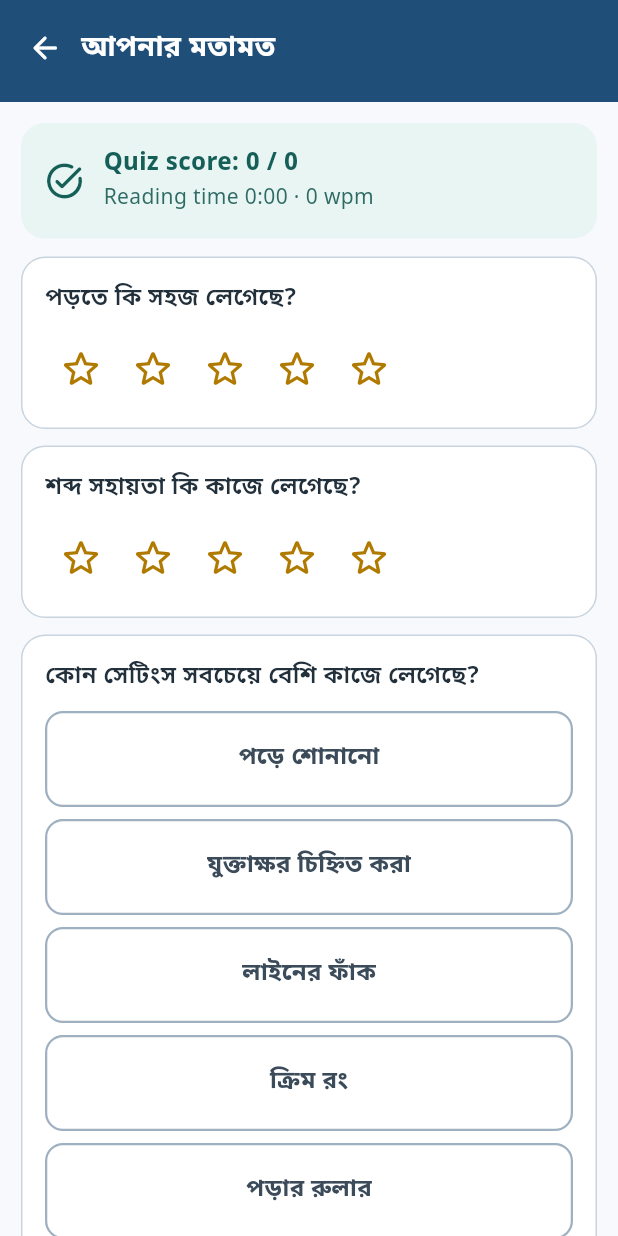
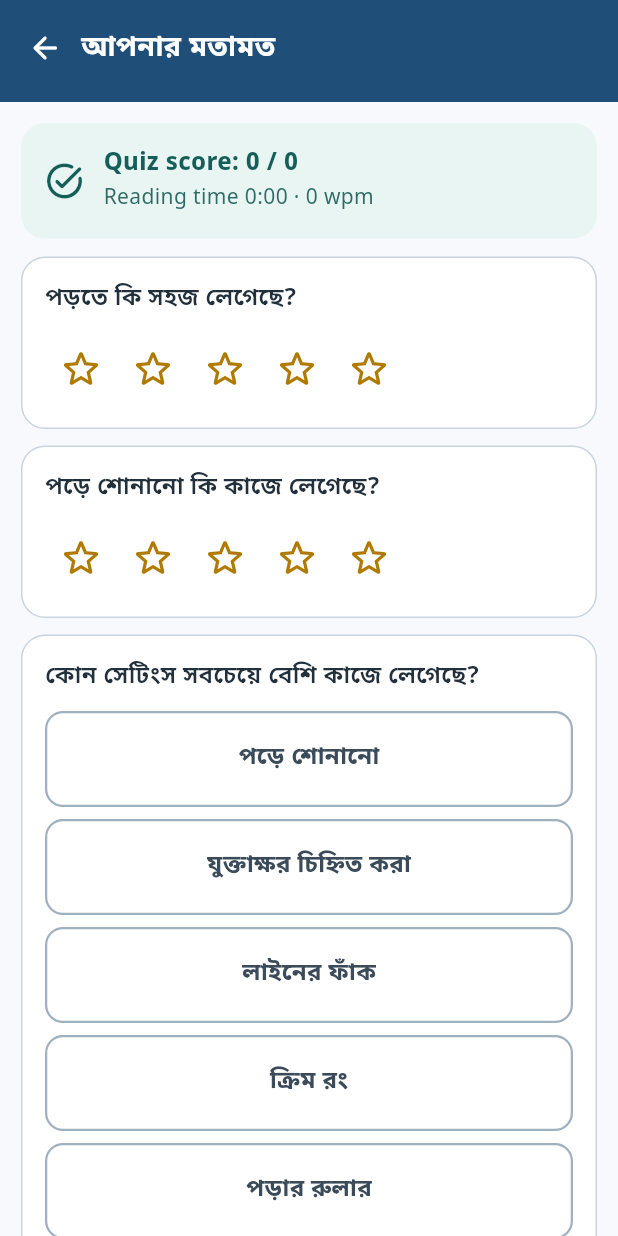
Before and after one commit to Ramisa-16/shohojpath, a Flutter app: the FeedbackScreen screen opened directly with empty values, on a phone screen of 412 x 824 dp. Run offline on Flutter 3.47's test engine with Material 3 defaults, Android fonts, the phone set to English and light mode, and no system bars; our stand-ins replace connectivity_plus, flutter_secure_storage, flutter_tts, share_plus, sqflite; accounts and stored records are empty; network calls fail.

Commit message:
Show story names, restore the therapist navbar, and use one word for read-aloud
The session lists showed "aesop_21104" where the story's name belongs. The
app resolved titles against the bundled sample passages, which have not
contained the Aesop set since it replaced them, so every row fell through
to the raw slug. The server now sends passage_title with each session,
resolved from the passage table in one query per request rather than one
per row. A retired passage still falls back to its slug: a session
outlives the material it names, and the slug is at least truthful.

The therapist bottom bar was on Dashboard and Profile but missing from
Reader detail, Add reader, Assign passages and All readers — so the navbar
vanished on four of six screens. The reader side already keeps its bar on
pushed screens; the therapist side now matches.

Read-aloud had three Bangla names: শব্দ সহায়তা on the quiz strip,
পড়ে শোনানো in settings, and শব্দ বন্ধ on the session list — which reads
as "word stopped" as much as "audio off". It is পড়ে শোনানো everywhere
now, and a test fails if the other names come back. Three names for one
feature is indistinguishable from three features.

Also fixes an English string the guard test cannot see: its pattern skips
literals containing $, so an interpolated "Another therapist added $name
first." survived the sweep.

110 Django tests, 168 Flutter tests.

```diff
--- a/lib/l10n/app_strings.dart
+++ b/lib/l10n/app_strings.dart
@@ -122,9 +122,9 @@ class AppStrings {
       _s('পড়ার সময় নেওয়া হয়েছে', 'Reading time recorded');
   String get readingCondition => _s('পড়ার অবস্থা', 'Reading condition');
   String get audioOn =>
-      _s('শব্দ সহায়তা: এই গল্পে চালু ছিল', 'Audio support: ON during this passage');
+      _s('এই গল্পে পড়ে শোনানো চালু ছিল', 'Audio support: ON during this passage');
   String get audioOff =>
-      _s('শব্দ সহায়তা: এই গল্পে বন্ধ ছিল', 'Audio support: OFF during this passage');
+      _s('এই গল্পে পড়ে শোনানো বন্ধ ছিল', 'Audio support: OFF during this passage');
 
   /// Read by a child at the moment they find out they were wrong, so it says
   /// what to look at rather than scolding — and never names a colour, which
@@ -156,7 +156,7 @@ class AppStrings {
   String get readingStatistics => _s('পড়ার পরিসংখ্যান', 'Reading Statistics');
   String get readingSpeed => _s('পড়ার গতি', 'Reading speed');
   String get comprehensionPercent => _s('বোঝাপড়া', 'Comprehension');
-  String get readAloudUsed => _s('শব্দ সহায়তা ব্যবহার', 'Read aloud used');
+  String get readAloudUsed => _s('পড়ে শোনানো ব্যবহার', 'Read aloud used');
   String get averageSession => _s('গড় সময়', 'Average session');
   String get sessionsLogged => _s('মোট পড়া', 'Sessions logged');
   String get passagesRead => _s('পড়া গল্প', 'Passages read');
@@ -373,8 +373,8 @@ class AppStrings {
         'এই পাঠক এখনও কোনো পড়া শেষ করেননি।',
         'This reader has not completed a session yet.',
       );
-  String get readAloudLabel => _s('শব্দ সহায়তা', 'Read aloud');
-  String get noAudio => _s('শব্দ ছাড়া', 'No audio');
+  String get readAloudLabel => _s('পড়ে শোনানো', 'Read aloud');
+  String get noAudio => _s('পড়ে শোনানো হয়নি', 'No audio');
   String get readAgain => _s('আবার পড়ুন', 'Read again');
   String get today => _s('আজ', 'Today');
   String get yesterday => _s('গতকাল', 'Yesterday');
@@ -390,7 +390,7 @@ class AppStrings {
       _s('কুইজ ফল: $score / $total', 'Quiz score: $score / $total');
   String get wasReadingEasy => _s('পড়তে কি সহজ লেগেছে?', 'Was the reading easy?');
   String get didReadAloudHelp =>
-      _s('শব্দ সহায়তা কি কাজে লেগেছে?', 'Did read aloud help?');
+      _s('পড়ে শোনানো কি কাজে লেগেছে?', 'Did read aloud help?');
   String get whichSettingsHelped =>
       _s('কোন সেটিংস সবচেয়ে বেশি কাজে লেগেছে?', 'Which settings helped most?');
   String get anySuggestions => _s('কিছু বলার আছে?', 'Any suggestions?');
@@ -589,7 +589,7 @@ class AppStrings {
   // ---- Reading settings captions -----------------------------------------
 
   String get captionAudioSupport => _s(
-        'ডিসলেক্সিয়া মূলত ধ্বনি চেনার অসুবিধা। শব্দ সহায়তা সরাসরি সেখানেই '
+        'ডিসলেক্সিয়া মূলত ধ্বনি চেনার অসুবিধা। পড়ে শোনানো সরাসরি সেখানেই '
             'কাজ করে।',
         'Dyslexia is a phonological difficulty. Audio support addresses it '
             'directly.',
@@ -625,7 +625,7 @@ class AppStrings {
         'Baseline — no reading aids, the study control.',
       );
   String get profileDescRecommended => _s(
-        'গবেষণা-ভিত্তিক: শব্দ সহায়তা, বেশি ফাঁক, ক্রিম পটভূমি।',
+        'গবেষণা-ভিত্তিক: পড়ে শোনানো, বেশি ফাঁক, ক্রিম পটভূমি।',
         'Evidence-based: audio, spacing, cream background.',
       );
   String get profileDescCustom => _s(
@@ -675,15 +675,15 @@ class AppStrings {
   String get totalWordsRead => _s('মোট পড়া শব্দ', 'Total words read');
   String get totalReadingTime => _s('মোট পড়ার সময়', 'Total reading time');
   String get comprehensionAverage => _s('বোঝাপড়ার গড়', 'Comprehension average');
-  String get readAloudUsage => _s('শব্দ সহায়তা ব্যবহার', 'Read-aloud usage');
+  String get readAloudUsage => _s('পড়ে শোনানো ব্যবহার', 'Read-aloud usage');
   String get assignPassages => _s('গল্প ঠিক করে দিন', 'Assign passages');
   String get assignPassagesTitle => _s('গল্প ঠিক করুন', 'Assign Passages');
   String get noSessionsLogged => _s('এখনও কোনো পড়া নেই।', 'No sessions logged yet.');
   String get noNotesYet => _s('এখনও কোনো নোট নেই।', 'No notes yet.');
   String get settingsActuallyUsed =>
       _s('আসলে যে সেটিংস ব্যবহার হয়েছে', 'Settings actually used');
-  String get audioOnShort => _s('শব্দ চালু', 'Audio on');
-  String get audioOffShort => _s('শব্দ বন্ধ', 'Audio off');
+  String get audioOnShort => _s('পড়ে শোনানো চালু', 'Audio on');
+  String get audioOffShort => _s('পড়ে শোনানো বন্ধ', 'Audio off');
   String quizScoreShort(int score, int total) =>
       _s('কুইজ $score / $total', 'Quiz $score / $total');
 
@@ -954,7 +954,7 @@ class AppStrings {
             'the study.',
       );
   String get profileDescRecommendedLong => _s(
-        'গবেষণা-ভিত্তিক সেটিংস: শব্দ সহায়তা, বেশি লাইন-ফাঁক, ক্রিম পটভূমি, আর '
+        'গবেষণা-ভিত্তিক সেটিংস: পড়ে শোনানো, বেশি লাইন-ফাঁক, ক্রিম পটভূমি, আর '
             'অক্ষর-ফাঁক নেই যাতে মাত্রা অটুট থাকে।',
         'Evidence-based settings: audio support, wide line spacing, cream '
             'background, and no letter spacing so the মাত্রা stays intact.',
@@ -994,7 +994,7 @@ class AppStrings {
   String get acrossAllQuizzes =>
       _s('সব কুইজ মিলিয়ে।', 'Across all quizzes taken.');
   String get readAloudPercentNote => _s(
-        'যত শতাংশ পড়ায় শব্দ সহায়তা চালু ছিল।',
+        'যত শতাংশ পড়ায় পড়ে শোনানো চালু ছিল।',
         'Percentage of sessions where audio support was switched on.',
       );
   String get settingsChangedNote => _s(
--- a/lib/screens/all_readers_screen.dart
+++ b/lib/screens/all_readers_screen.dart
@@ -5,6 +5,7 @@ import '../theme/app_colors.dart';
 import '../widgets/app_header.dart';
 import '../widgets/reader_tile.dart';
 import '../l10n/app_strings.dart';
+import '../widgets/therapist_bottom_tab_bar.dart';
 
 /// The overflow screen from Login's "Show all readers (N)" — a search field
 /// plus every reader grouped alphabetically, using the exact same
@@ -114,6 +115,11 @@ class _AllReadersScreenState extends State<AllReadersScreen> {
           ],
         ),
       ),
+
+      bottomNavigationBar:
+
+          const TherapistBottomTabBar(current: TherapistTab.dashboard),
+
     );
   }
 }
--- a/lib/screens/history_screen.dart
+++ b/lib/screens/history_screen.dart
@@ -111,6 +111,10 @@ class _SessionCardState extends State<_SessionCard> {
   Widget build(BuildContext context) {
     final s = widget.session;
     final passageId = s['passage_id'] as String? ?? '';
+    // The server resolves the slug to the story's name. Falling back to the
+    // slug is deliberate: a passage retired from the library still has
+    // sessions recorded against it, and "aesop_21104" is at least honest.
+    final title = s['passage_title'] as String? ?? passageId;
     final seconds = (s['total_reading_seconds'] as num?)?.toDouble() ?? 0;
     final quizScore = (s['quiz_score'] as num?)?.toInt();
     final quizTotal = (s['quiz_total'] as num?)?.toInt();
@@ -127,7 +131,7 @@ class _SessionCardState extends State<_SessionCard> {
             children: [
               Expanded(
                 child: Text(
-                  passageId,
+                  title,
                   style: const TextStyle(
                     fontFamily: 'NotoSansBengali',
                     fontSize: 17,
--- a/lib/screens/therapist/assign_passage_screen.dart
+++ b/lib/screens/therapist/assign_passage_screen.dart
@@ -10,6 +10,7 @@ import '../../widgets/app_buttons.dart';
 import '../../widgets/app_header.dart';
 import '../../widgets/settings_controls.dart';
 import '../../l10n/app_strings.dart';
+import '../../widgets/therapist_bottom_tab_bar.dart';
 
 /// Screen `tassign` of the v2 design — a therapist picking which library
 /// passages a reader should see. Each toggle writes straight to
@@ -259,6 +260,11 @@ class _AssignPassageScreenState extends State<AssignPassageScreen> {
           ],
         ),
       ),
+
+      bottomNavigationBar:
+
+          const TherapistBottomTabBar(current: TherapistTab.dashboard),
+
     );
   }
 }
```
Also changed, not shown: lib/screens/therapist/add_reader_screen.dart (+4 -4 lines), lib/screens/therapist/reader_detail_screen.dart (+5 -2 lines), 3 other files.
